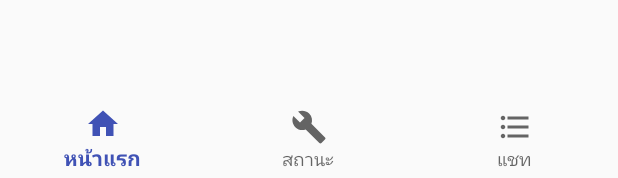
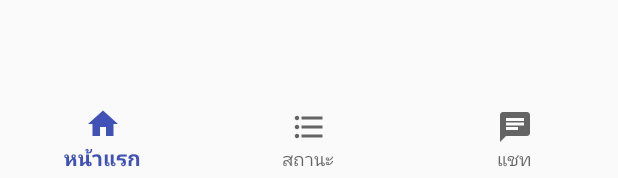
Before and after one commit to nestjs57/ComcareCustomer, an Android app: the layout activity_main.xml on its own in the app's theme, with its tools: preview values and no code run, on a phone screen of 412 x 824 dp. Shown: the part 1055-1233 px from the top of the screen. Run offline under Robolectric (Android 15) with nearby library versions, the phone set to English and light mode, and no system bars.

Commit message:
แก้ไอค่อนตรงNavbarกับHamburgerMenu

```diff
--- a/app/src/main/java/com/comcare/comcarecustomer/MainActivity.java
+++ b/app/src/main/java/com/comcare/comcarecustomer/MainActivity.java
@@ -223,17 +223,13 @@ public class MainActivity extends AppCompatActivity
 
         if (id == R.id.nav_camera) {
             // Handle the camera action
-        } else if (id == R.id.nav_gallery) {
-            Toast.makeText(MainActivity.this, "nav_gallery", Toast.LENGTH_LONG).show();
+
 
         } else if (id == R.id.nav_slideshow) {
             Toast.makeText(MainActivity.this, "nav_slideshow", Toast.LENGTH_LONG).show();
 
         } else if (id == R.id.nav_manage) {
             Toast.makeText(MainActivity.this, "nav_manage", Toast.LENGTH_LONG).show();
-
-        } else if (id == R.id.nav_share) {
-            Toast.makeText(MainActivity.this, "nav_share", Toast.LENGTH_LONG).show();
 
         } else if (id == R.id.nav_send) {
             Toast.makeText(MainActivity.this, "nav_send", Toast.LENGTH_LONG).show();
--- a/app/src/main/res/menu/activity_main_drawer.xml
+++ b/app/src/main/res/menu/activity_main_drawer.xml
@@ -6,31 +6,25 @@
     <group android:checkableBehavior="single">
         <item
             android:id="@+id/nav_camera"
-            android:icon="@drawable/ic_menu_camera"
-            android:title="Import" />
+            android:icon="@drawable/customer"
+            android:title="โปรไฟล์" />
+
         <item
-            android:id="@+id/nav_gallery"
-            android:icon="@drawable/ic_menu_gallery"
-            android:title="Gallery" />
+            android:id="@+id/nav_manage"
+            android:icon="@drawable/setting"
+            android:title="การตั้งค่า" />
+
         <item
             android:id="@+id/nav_slideshow"
-            android:icon="@drawable/ic_menu_slideshow"
-            android:title="Slideshow" />
-        <item
-            android:id="@+id/nav_manage"
-            android:icon="@drawable/ic_menu_manage"
-            android:title="Tools" />
+            android:icon="@drawable/phone"
+            android:title="ติดต่อเรา" />
     </group>
 
     <item android:title="Communicate">
         <menu>
             <item
-                android:id="@+id/nav_share"
-                android:icon="@drawable/ic_menu_share"
-                android:title="Share" />
-            <item
                 android:id="@+id/nav_send"
-                android:icon="@drawable/ic_menu_send"
+                android:icon="@drawable/powerbtn"
                 android:title="ออกจากระบบ" />
         </menu>
     </item>
--- a/app/src/main/res/menu/navigation.xml
+++ b/app/src/main/res/menu/navigation.xml
@@ -8,12 +8,12 @@
 
     <item
         android:id="@+id/navigation_status"
-        android:icon="@drawable/ic_menu_manage"
+        android:icon="@drawable/ic_format_list_bulleted_black_24dp"
         android:title="สถานะ" />
 
     <item
         android:id="@+id/navigation_chat"
-        android:icon="@drawable/ic_format_list_bulleted_black_24dp"
+        android:icon="@drawable/ic_chat_black_24dp"
         android:title="แชท" />
 
 
```
Also changed, not shown: app/src/main/res/drawable/customer.png (added), app/src/main/res/drawable/phone.png (added), app/src/main/res/drawable/powerbtn.png (added), app/src/main/res/drawable/profile.png (added), app/src/main/res/drawable/setting.png (added).
